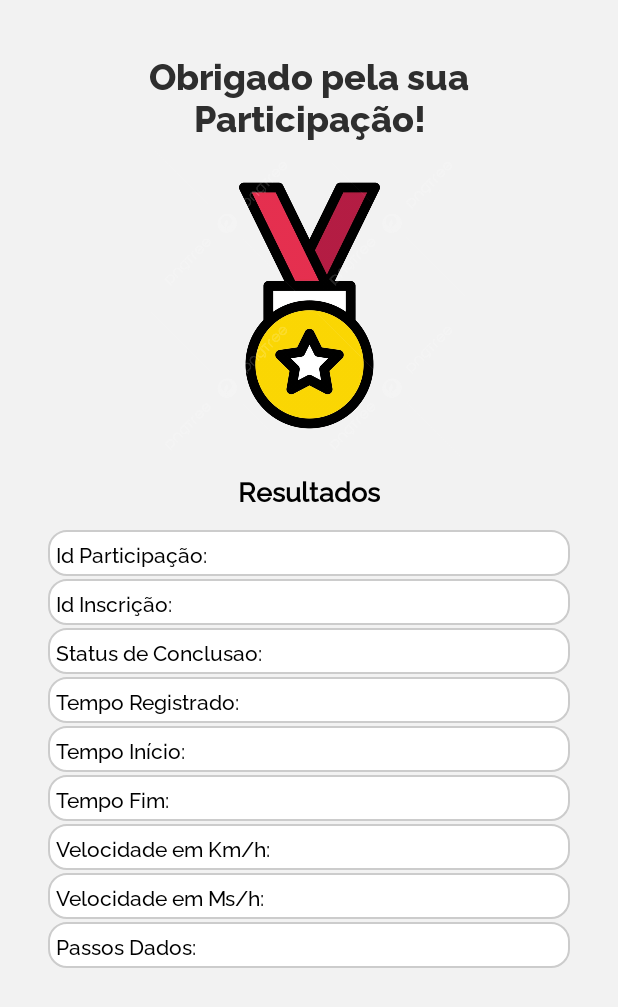
After one commit to SpringDevsFatec/Projeto_MaratonaPlus, an Android app: the TelaResultados screen opened directly, with no data from a screen before it, on a phone screen of 412 x 824 dp. The commit adds this screen. Shown: the top 1007 px of the screen. Run offline under Robolectric (Android 15) with nearby library versions, the phone set to English and light mode, and no system bars; Roboto replaces fonts that are not available here; 1 statement that could not run was skipped.

Commit message:
telas finais

```diff
--- /dev/null
+++ b/app/src/main/java/com/example/maratona/TelaResultados.java
@@ -0,0 +1,24 @@
+package com.example.maratona;
+
+import android.os.Bundle;
+
+import androidx.activity.EdgeToEdge;
+import androidx.appcompat.app.AppCompatActivity;
+import androidx.core.graphics.Insets;
+import androidx.core.view.ViewCompat;
+import androidx.core.view.WindowInsetsCompat;
+
+public class TelaResultados extends AppCompatActivity {
+
+    @Override
+    protected void onCreate(Bundle savedInstanceState) {
+        super.onCreate(savedInstanceState);
+        EdgeToEdge.enable(this);
+        setContentView(R.layout.activity_tela_resultados);
+        ViewCompat.setOnApplyWindowInsetsListener(findViewById(R.id.main), (v, insets) -> {
+            Insets systemBars = insets.getInsets(WindowInsetsCompat.Type.systemBars());
+            v.setPadding(systemBars.left, systemBars.top, systemBars.right, systemBars.bottom);
+            return insets;
+        });
+    }
+}
--- a/app/src/main/res/layout/activity_tela_maratona.xml
+++ b/app/src/main/res/layout/activity_tela_maratona.xml
@@ -156,12 +156,12 @@
             android:id="@+id/txtEmpresa"
             android:layout_width="match_parent"
             android:layout_height="wrap_content"
-            android:layout_marginTop="2dp"
-            android:fontFamily="@font/raleway_medium"
             android:hint="Criadora: "
             android:padding="5dp"
             android:textColorHint="#000000"
-            android:background="@drawable/rounded_edit_text_maratona" />
+            android:background="@drawable/rounded_edit_text_maratona"
+            android:layout_marginTop="2dp"
+            android:fontFamily="@font/raleway_medium"/>
 
         <Button
             android:id="@+id/btnInscrever"
--- /dev/null
+++ b/app/src/main/res/layout/activity_tela_resultados.xml
@@ -0,0 +1,150 @@
+<?xml version="1.0" encoding="utf-8"?>
+<ScrollView
+    xmlns:android="http://schemas.android.com/apk/res/android"
+    xmlns:app="http://schemas.android.com/apk/res-auto"
+    android:layout_width="match_parent"
+    android:layout_height="match_parent"
+    android:padding="16dp">
+
+    <LinearLayout
+        android:layout_width="match_parent"
+        android:layout_height="wrap_content"
+        android:orientation="vertical"
+        android:padding="16dp">
+
+        <!-- Título -->
+
+        <TextView
+            android:id="@+id/textView5"
+            android:layout_width="match_parent"
+            android:layout_height="wrap_content"
+            android:layout_gravity="center_horizontal|center_vertical"
+            android:fontFamily="@font/raleway_extrabold"
+            android:gravity="center|center_vertical"
+            android:textColor="@color/escura"
+            android:text="Obrigado pela sua Participação!"
+            android:textSize="24sp" />
+
+        <ImageView
+            android:id="@+id/imageView2"
+            android:layout_width="362dp"
+            android:layout_height="219dp"
+            android:layout_gravity="center_horizontal|center_vertical"
+            app:srcCompat="@drawable/medalha" />
+
+        <TextView
+            android:id="@+id/title"
+            android:layout_width="wrap_content"
+            android:layout_height="wrap_content"
+            android:layout_gravity="center_horizontal"
+            android:fontFamily="@font/raleway_medium"
+            android:gravity="center_vertical"
+            android:paddingBottom="12dp"
+            android:text="Resultados"
+            android:textColor="@color/black"
+            android:textSize="18sp"
+            android:textStyle="bold" />
+
+        <!-- Campo ID Participação -->
+        <TextView
+            android:id="@+id/idPartipacao"
+            android:layout_width="match_parent"
+            android:layout_height="wrap_content"
+            android:layout_marginTop="2dp"
+            android:background="@drawable/rounded_edit_text_maratona"
+            android:fontFamily="@font/raleway_medium"
+            android:padding="5dp"
+            android:textColorHint="#000000"
+            android:hint="Id Participação: "/>
+
+        <!-- Campo ID Inscrição -->
+        <TextView
+            android:id="@+id/idInscricao"
+            android:layout_width="match_parent"
+            android:layout_height="wrap_content"
+            android:layout_marginTop="2dp"
+            android:background="@drawable/rounded_edit_text_maratona"
+            android:fontFamily="@font/raleway_medium"
+            android:padding="5dp"
+            android:textColorHint="#000000"
+            android:hint="Id Inscrição: "/>
+
+
+        <TextView
+            android:id="@+id/statusConclusao"
+            android:layout_width="match_parent"
+            android:layout_height="wrap_content"
+            android:layout_marginTop="2dp"
+            android:background="@drawable/rounded_edit_text_maratona"
+            android:fontFamily="@font/raleway_medium"
+            android:padding="5dp"
+            android:textColorHint="#000000"
+            android:hint="Status de Conclusao: "/>
+
+        <TextView
+            android:id="@+id/tempoRegistrado"
+            android:layout_width="match_parent"
+            android:layout_height="wrap_content"
+            android:layout_marginTop="2dp"
+            android:background="@drawable/rounded_edit_text_maratona"
+            android:fontFamily="@font/raleway_medium"
+            android:padding="5dp"
+            android:textColorHint="#000000"
+            android:hint="Tempo Registrado: " />
+
+        <TextView
+            android:id="@+id/tempoInicio"
+            android:layout_width="match_parent"
+            android:layout_height="wrap_content"
+            android:layout_marginTop="2dp"
+            android:background="@drawable/rounded_edit_text_maratona"
+            android:fontFamily="@font/raleway_medium"
+            android:padding="5dp"
+            android:textColorHint="#000000"
+            android:hint="Tempo Início: " />
+
+        <TextView
+            android:id="@+id/tempoFim"
+            android:layout_width="match_parent"
+            android:layout_height="wrap_content"
+            android:layout_marginTop="2dp"
+            android:background="@drawable/rounded_edit_text_maratona"
+            android:fontFamily="@font/raleway_medium"
+            android:padding="5dp"
+            android:textColorHint="#000000"
+            android:hint="Tempo Fim: " />
+
+        <TextView
+            android:id="@+id/velocidadeKm"
+            android:layout_width="match_parent"
+            android:layout_height="wrap_content"
+            android:layout_marginTop="2dp"
+            android:background="@drawable/rounded_edit_text_maratona"
+            android:fontFamily="@font/raleway_medium"
+            android:padding="5dp"
+            android:textColorHint="#000000"
+            android:hint="Velocidade em Km/h: " />
+
+        <TextView
+            android:id="@+id/velocidadeMs"
+            android:layout_width="match_parent"
+            android:layout_height="wrap_content"
+            android:layout_marginTop="2dp"
+            android:background="@drawable/rounded_edit_text_maratona"
+            android:fontFamily="@font/raleway_medium"
+            android:padding="5dp"
+            android:textColorHint="#000000"
+            android:hint="Velocidade em Ms/h: " />
+
+        <TextView
+            android:id="@+id/passos"
+            android:layout_width="match_parent"
+            android:layout_height="wrap_content"
+            android:layout_marginTop="2dp"
+            android:background="@drawable/rounded_edit_text_maratona"
+            android:fontFamily="@font/raleway_medium"
+            android:padding="5dp"
+            android:textColorHint="#000000"
+            android:hint="Passos Dados: " />
+    </LinearLayout>
+</ScrollView>
```
Also changed, not shown: app/src/main/AndroidManifest.xml (+12 -0 lines), app/src/main/java/com/example/maratona/AguardeMaratona.java (added, +24 -0 lines), app/src/main/java/com/example/maratona/Cronometro.java (added, +24 -0 lines), app/src/main/java/com/example/maratona/TelaConcluida.java (added, +24 -0 lines), app/src/main/res/layout/activity_aguarde_maratona.xml (added, +35 -0 lines), app/src/main/res/layout/activity_cronometro.xml (added, +66 -0 lines), app/src/main/res/layout/activity_tela_concluida.xml (added, +50 -0 lines), app/src/main/res/drawable/aguarde.png (added), app/src/main/res/drawable/cronometro.png (added), app/src/main/res/drawable/felicitacao.png (added), app/src/main/res/drawable/medalha.png (added).
